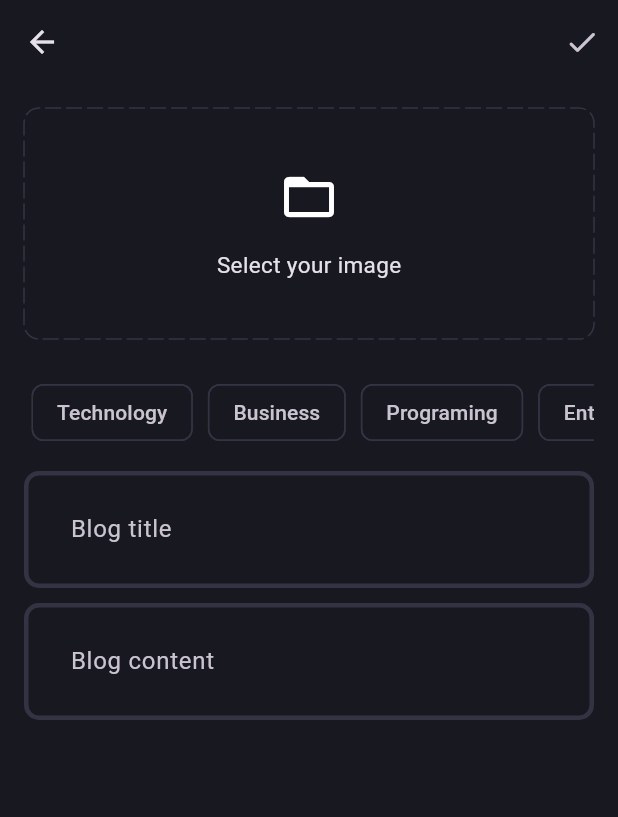
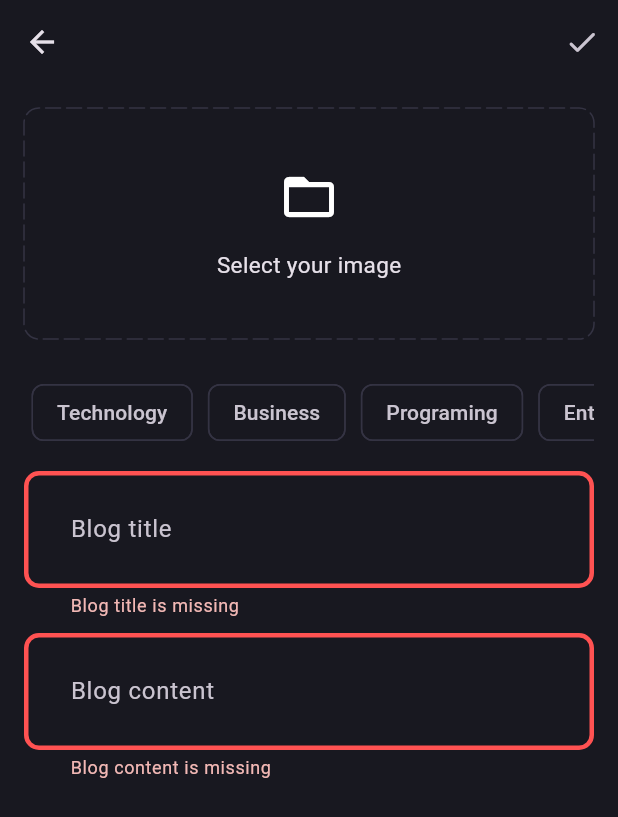
Before and after one commit to cohoichota/blog_app, a Flutter app: the AddNewBlogPage screen opened directly, after a tap on the "done" icon, on a phone screen of 412 x 824 dp. Shown: the top 817 px of the screen. Run offline on Flutter 3.47's test engine with Material 3 defaults, Android fonts, the phone set to English and light mode, and no system bars; drawn by our look-alikes of dotted_border; our stand-ins replace flutter_bloc, fpdart, get_it, image_picker, supabase_flutter; accounts and stored records are empty.

Commit message:
complete blog flow

```diff
--- /dev/null
+++ b/lib/core/utils/calculate_reading_time.dart
@@ -0,0 +1,7 @@
+int calculateReadingTime(String content) {
+  final wordCount = content.split(RegExp(r'\s+')).length;
+
+  final readingTime = wordCount / 225;
+
+  return readingTime.ceil();
+}
--- /dev/null
+++ b/lib/core/utils/format_date.dart
@@ -0,0 +1,5 @@
+import 'package:intl/intl.dart';
+
+String formatDateBydMMMYYYY(DateTime dateTime) {
+  return DateFormat("d MMM, yyyy").format(dateTime);
+}
--- /dev/null
+++ b/lib/features/blog/domain/entities/blog.dart
@@ -0,0 +1,21 @@
+class Blog {
+  final String id;
+  final String posterId;
+  final String title;
+  final String content;
+  final String imageUrl;
+  final List<String> topics;
+  final DateTime updatedAt;
+  final String? posterName;
+
+  Blog({
+    required this.id,
+    required this.posterId,
+    required this.title,
+    required this.content,
+    required this.imageUrl,
+    required this.topics,
+    required this.updatedAt,
+    this.posterName,
+  });
+}
--- /dev/null
+++ b/lib/features/blog/domain/repositories/blog_repository.dart
@@ -0,0 +1,16 @@
+import 'dart:io';
+import 'package:blog_app/core/error/failures.dart';
+import 'package:blog_app/features/blog/domain/entities/blog.dart';
+import 'package:fpdart/fpdart.dart';
+
+abstract interface class BlogRepository {
+  Future<Either<Failures, Blog>> uploadBlog({
+    required File image,
+    required String title,
+    required String content,
+    required String posterId,
+    required List<String> topics,
+  });
+
+  Future<Either<Failures, List<Blog>>> getAllBlogs();
+}
--- /dev/null
+++ b/lib/features/blog/domain/usercases/get_all_blogs.dart
@@ -0,0 +1,15 @@
+import 'package:blog_app/core/error/failures.dart';
+import 'package:blog_app/core/usecases/usecase.dart';
+import 'package:blog_app/features/blog/domain/entities/blog.dart';
+import 'package:blog_app/features/blog/domain/repositories/blog_repository.dart';
+import 'package:fpdart/fpdart.dart';
+
+class GetAllBlogs implements UseCase<List<Blog>, NoParams> {
+  final BlogRepository blogRepository;
+  GetAllBlogs(this.blogRepository);
+
+  @override
+  Future<Either<Failures, List<Blog>>> call(params) async {
+    return await blogRepository.getAllBlogs();
+  }
+}
--- /dev/null
+++ b/lib/features/blog/domain/usercases/upload_blog.dart
@@ -0,0 +1,38 @@
+import 'dart:io';
+import 'package:blog_app/core/error/failures.dart';
+import 'package:blog_app/core/usecases/usecase.dart';
+import 'package:blog_app/features/blog/domain/entities/blog.dart';
+import 'package:blog_app/features/blog/domain/repositories/blog_repository.dart';
+import 'package:fpdart/fpdart.dart';
+
+class UploadBlog implements UseCase<Blog, UploadBlogParams> {
+  final BlogRepository blogRepository;
+  UploadBlog(this.blogRepository);
+
+  @override
+  Future<Either<Failures, Blog>> call(UploadBlogParams params) async {
+    return await blogRepository.uploadBlog(
+      image: params.image,
+      title: params.title,
+      content: params.content,
+      posterId: params.posterId,
+      topics: params.topics,
+    );
+  }
+}
+
+class UploadBlogParams {
+  final String posterId;
+  final String title;
+  final String content;
+  final File image;
+  final List<String> topics;
+
+  UploadBlogParams({
+    required this.posterId,
+    required this.title,
+    required this.content,
+    required this.image,
+    required this.topics,
+  });
+}
--- /dev/null
+++ b/lib/features/blog/presentation/bloc/blog_bloc.dart
@@ -0,0 +1,49 @@
+import 'dart:io';
+import 'package:blog_app/core/usecases/usecase.dart';
+import 'package:blog_app/features/blog/domain/entities/blog.dart';
+import 'package:blog_app/features/blog/domain/usercases/get_all_blogs.dart';
+import 'package:blog_app/features/blog/domain/usercases/upload_blog.dart';
+import 'package:flutter/material.dart';
+import 'package:flutter_bloc/flutter_bloc.dart';
+part 'blog_event.dart';
+part 'blog_state.dart';
+
+class BlogBloc extends Bloc<BlogEvent, BlogState> {
+  final UploadBlog _uploadBlog;
+  final GetAllBlogs _getAllBlogs;
+  BlogBloc({required UploadBlog uploadBlog, required GetAllBlogs getAllBlogs})
+    : _uploadBlog = uploadBlog,
+      _getAllBlogs = getAllBlogs,
+      super(BlogInitial()) {
+    on<BlogEvent>((event, emit) => emit(BlogLoading()));
+    on<BlogUpload>(_onBlogUpload);
+    on<BlogFetchAllBlogs>(_onFetchAllBlogs);
+  }
+
+  void _onBlogUpload(BlogUpload event, Emitter<BlogState> emit) async {
+    final res = await _uploadBlog(
+      UploadBlogParams(
+        posterId: event.posterId,
+        title: event.title,
+        content: event.content,
+        image: event.image,
+        topics: event.topics,
+      ),
+    );
+    res.fold(
+      (failure) => emit(BlogFailure(failure.message)),
+      (r) => emit(BlogUploadSuccess()),
+    );
+  }
+
+  void _onFetchAllBlogs(
+    BlogFetchAllBlogs event,
+    Emitter<BlogState> emit,
+  ) async {
+    final res = await _getAllBlogs(NoParams());
+    res.fold(
+      (failure) => emit(BlogFailure(failure.message)),
+      (r) => emit(BlogDisplaySuccess(r)),
+    );
+  }
+}
--- /dev/null
+++ b/lib/features/blog/presentation/bloc/blog_event.dart
@@ -0,0 +1,22 @@
+part of 'blog_bloc.dart';
+
+@immutable
+sealed class BlogEvent {}
+
+final class BlogUpload extends BlogEvent {
+  final String posterId;
+  final String title;
+  final String content;
+  final File image;
+  final List<String> topics;
+
+  BlogUpload({
+    required this.posterId,
+    required this.title,
+    required this.content,
+    required this.image,
+    required this.topics,
+  });
+}
+
+final class BlogFetchAllBlogs extends BlogEvent {}
--- /dev/null
+++ b/lib/features/blog/presentation/bloc/blog_state.dart
@@ -0,0 +1,20 @@
+part of 'blog_bloc.dart';
+
+@immutable
+sealed class BlogState {}
+
+final class BlogInitial extends BlogState {}
+
+final class BlogLoading extends BlogState {}
+
+final class BlogFailure extends BlogState {
+  final String error;
+  BlogFailure(this.error);
+}
+
+final class BlogUploadSuccess extends BlogState {}
+
+final class BlogDisplaySuccess extends BlogState {
+  final List<Blog> blogs;
+  BlogDisplaySuccess(this.blogs);
+}
--- a/lib/features/blog/presentation/pages/add_new_blog_page.dart
+++ b/lib/features/blog/presentation/pages/add_new_blog_page.dart
@@ -1,9 +1,15 @@
+import 'package:blog_app/core/common/cubits/app_user/app_user_cubit.dart';
+import 'package:blog_app/core/common/widgets/loader.dart';
 import 'package:blog_app/core/theme/app_palette.dart';
+import 'package:blog_app/core/utils/show_snackbar.dart';
+import 'package:blog_app/features/blog/presentation/bloc/blog_bloc.dart';
+import 'package:blog_app/features/blog/presentation/pages/blog_page.dart';
 import 'package:blog_app/features/blog/presentation/widgets/blog_editor.dart';
 import 'package:blog_app/core/utils/pick_image.dart';
 import 'package:dotted_border/dotted_border.dart';
 import 'package:flutter/material.dart';
 import 'dart:io';
+import 'package:flutter_bloc/flutter_bloc.dart';
 
 class AddNewBlogPage extends StatefulWidget {
   static route() =>
@@ -17,6 +23,7 @@ class AddNewBlogPage extends StatefulWidget {
 class _AddNewBlogPageState extends State<AddNewBlogPage> {
   final titleController = TextEditingController();
   final contentController = TextEditingController();
+  final formKey = GlobalKey<FormState>();
   List<String> selectedTopics = [];
   File? selectedImage;
   File? image;
@@ -27,6 +34,24 @@ class _AddNewBlogPageState extends State<AddNewBlogPage> {
       setState(() {
         image = pickedImage;
       });
+    }
+  }
+
+  void uploadBlog() {
+    if (formKey.currentState!.validate() &&
+        selectedTopics.isNotEmpty &&
+        image != null) {
+      final posterId =
+          (context.read<AppUserCubit>().state as AppUserLoggedIn).user.id;
+      context.read<BlogBloc>().add(
+        BlogUpload(
+          posterId: posterId,
+          title: titleController.text.trim(),
+          content: contentController.text.trim(),
+          image: image!,
+          topics: selectedTopics,
+        ),
+      );
     }
   }
 
@@ -42,12 +67,36 @@ class _AddNewBlogPageState extends State<AddNewBlogPage> {
     return Scaffold(
       appBar: AppBar(
         actions: [
-          IconButton(onPressed: () => {}, icon: Icon(Icons.done_rounded)),
+          IconButton(
+            onPressed: () {
+              uploadBlog();
+            },
+            icon: Icon(Icons.done_rounded),
+          ),
         ],
       ),
-      body: SingleChildScrollView(
+      body: BlocConsumer<BlogBloc, BlogState>(
+        listener: (context, state) {
+          if (state is BlogFailure) {
+            showSnackBar(context, state.error);
+          }
+          if (state is BlogUploadSuccess) {
+            Navigator.pushAndRemoveUntil(
+              context,
+              BlogPage.route(),
+              (route) => false,
+            );
+          }
+        },
+        builder: (context, state) {
+          if (state is BlogLoading) {
+            return const Loader();
+          }
+          return SingleChildScrollView(
             child: Padding(
               padding: const EdgeInsets.all(16.0),
+              child: Form(
+                key: formKey,
                 child: Column(
                   children: [
                     image != null
@@ -83,7 +132,8 @@ class _AddNewBlogPageState extends State<AddNewBlogPage> {
                                         ),
                                       )
                                     : const Column(
-                                  mainAxisAlignment: MainAxisAlignment.center,
+                                        mainAxisAlignment:
+                                            MainAxisAlignment.center,
                                         children: [
                                           Icon(Icons.folder_open, size: 40),
                                           SizedBox(height: 15),
@@ -101,7 +151,12 @@ class _AddNewBlogPageState extends State<AddNewBlogPage> {
                       scrollDirection: Axis.horizontal,
                       child: Row(
                         children:
-                      ['Technology', 'Business', 'Programing', 'Entertainment']
+                            [
+                                  'Technology',
+                                  'Business',
+                                  'Programing',
+                                  'Entertainment',
+                                ]
                                 .map(
                                   (e) => GestureDetector(
                                     onTap: () {
@@ -132,7 +187,10 @@ class _AddNewBlogPageState extends State<AddNewBlogPage> {
                       ),
                     ),
                     const SizedBox(height: 10),
-              BlogEditor(controller: titleController, hintText: 'Blog title'),
+                    BlogEditor(
+                      controller: titleController,
+                      hintText: 'Blog title',
+                    ),
                     const SizedBox(height: 10),
                     BlogEditor(
                       controller: contentController,
@@ -143,5 +201,8 @@ class _AddNewBlogPageState extends State<AddNewBlogPage> {
               ),
             ),
           );
+        },
+      ),
+    );
   }
 }
--- a/lib/features/blog/presentation/widgets/blog_editor.dart
+++ b/lib/features/blog/presentation/widgets/blog_editor.dart
@@ -15,6 +15,12 @@ class BlogEditor extends StatelessWidget {
       controller: controller,
       decoration: InputDecoration(hintText: hintText),
       maxLines: null,
+      validator: (value) {
+        if (value!.isEmpty) {
+          return '$hintText is missing';
+        }
+        return null;
+      },
     );
   }
 }
--- a/lib/main.dart
+++ b/lib/main.dart
@@ -1,5 +1,6 @@
 import 'package:blog_app/core/common/cubits/app_user/app_user_cubit.dart';
 import 'package:blog_app/features/auth/presentation/pages/login_page.dart';
+import 'package:blog_app/features/blog/presentation/bloc/blog_bloc.dart';
 import 'package:blog_app/init_dependencies.dart';
 import 'package:flutter/material.dart';
 import 'package:blog_app/features/auth/presentation/bloc/auth_bloc.dart';
@@ -16,6 +17,7 @@ void main() async {
       providers: [
         BlocProvider(create: (_) => serviceLocator<AppUserCubit>()),
         BlocProvider(create: (_) => serviceLocator<AuthBloc>()),
+        BlocProvider(create: (_) => serviceLocator<BlogBloc>()),
       ],
       child: const MyApp(),
     ),
--- a/pubspec.yaml
+++ b/pubspec.yaml
@@ -40,6 +40,8 @@ dependencies:
   get_it: ^8.0.3
   dotted_border: ^3.0.1
   image_picker: ^1.1.2
+  uuid: ^4.5.1
+  intl: ^0.20.2
 
 dev_dependencies:
   flutter_test:
```
Also changed, not shown: lib/features/blog/data/blog_remote_data_source.dart (added, +64 -0 lines), lib/features/blog/data/models/blog_model.dart (added, +62 -0 lines), lib/features/blog/data/repositories/blog_repository_impl.dart (added, +56 -0 lines), lib/features/blog/presentation/pages/blog_page.dart (+46 -1 lines), lib/features/blog/presentation/pages/blog_viewer_page.dart (added, +65 -0 lines), lib/features/blog/presentation/widgets/blog_card.dart (added, +60 -0 lines), lib/init_dependencies.dart (+27 -0 lines), pubspec.lock. Lines whose indentation alone changed are shown as unchanged.
